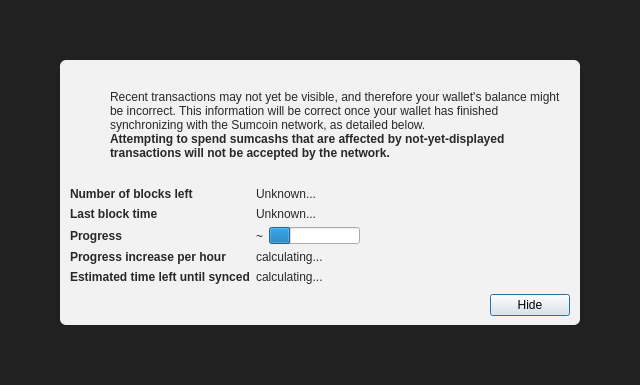
Above: src/qt/forms/modaloverlay.ui from sumcoinlabs/sumcoin before the change. Below: the same form after it.
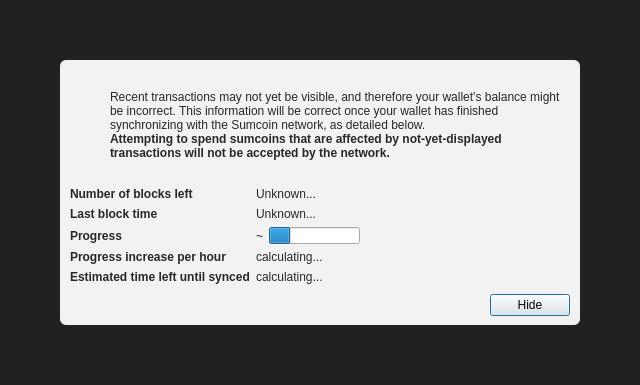
That is the form after the change. Icons and pictures are not drawn.

Diff of the .ui file:
```diff
--- a/src/qt/forms/modaloverlay.ui
+++ b/src/qt/forms/modaloverlay.ui
@@ -149,7 +149,7 @@
                 </font>
                </property>
                <property name="text">
-                <string>Attempting to spend sumcashs that are affected by not-yet-displayed transactions will not be accepted by the network.</string>
+                <string>Attempting to spend sumcoins that are affected by not-yet-displayed transactions will not be accepted by the network.</string>
                </property>
                <property name="textFormat">
                 <enum>Qt::RichText</enum>
```
